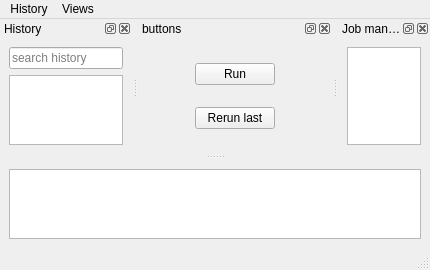
Qt form noacli_ui.ui (kg4ydw/noacli) before a commit.
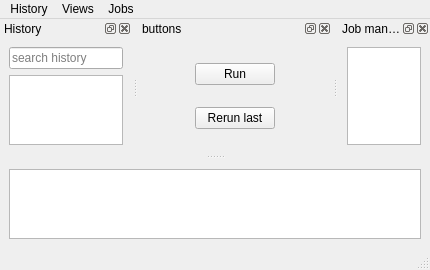
The same form after that commit. Icons and pictures are not drawn. Custom widgets are drawn as their Qt base class.

Commit message:
implement history and jobs dynamic pull down menus and history save/restore
fix regression: history vertical header was lost in refactor
add an interator for itemListModel
added removeRows in preparation for deleteSelectedItems context menu item
make history menu -> last command work

Diff of the .ui file:
```diff
--- a/noacli_ui.ui
+++ b/noacli_ui.ui
@@ -54,8 +54,14 @@
     <addaction name="actionHideDocks"/>
     <addaction name="separator"/>
    </widget>
+   <widget class="QMenu" name="menuJobs">
+    <property name="title">
+     <string>Jobs</string>
+    </property>
+   </widget>
    <addaction name="historyMenu"/>
    <addaction name="menuViews"/>
+   <addaction name="menuJobs"/>
   </widget>
   <widget class="QStatusBar" name="statusbar"/>
   <widget class="QDockWidget" name="history">
```
Left out of the diff: 44 changed lines with no effect on the pictures. The commit also changes 4 other files.
